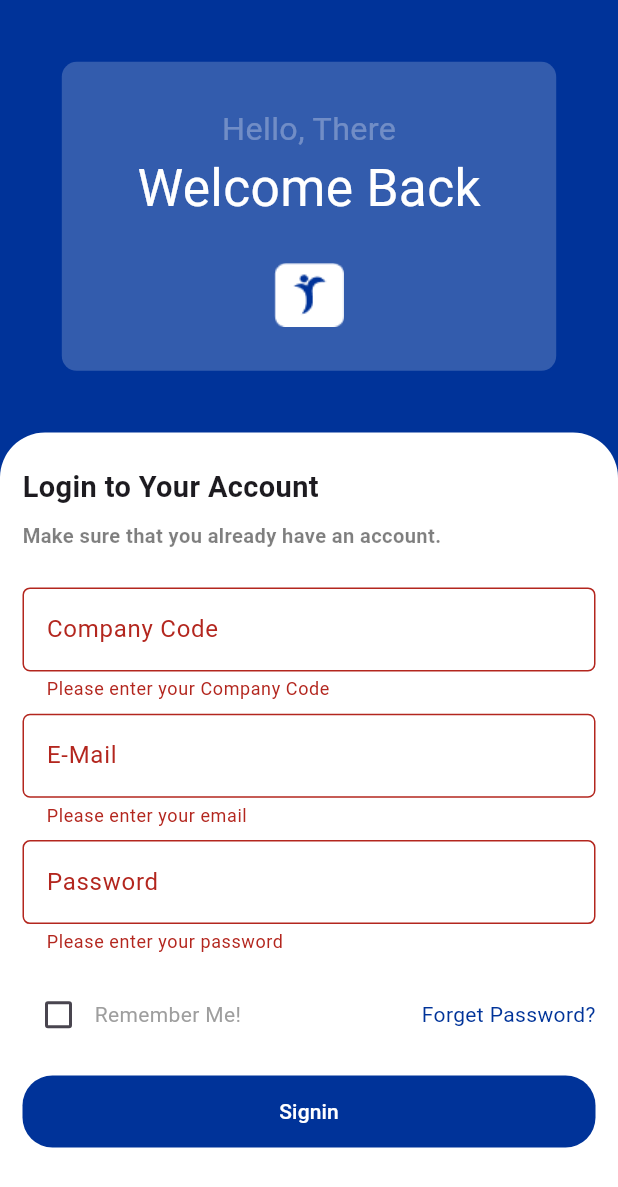
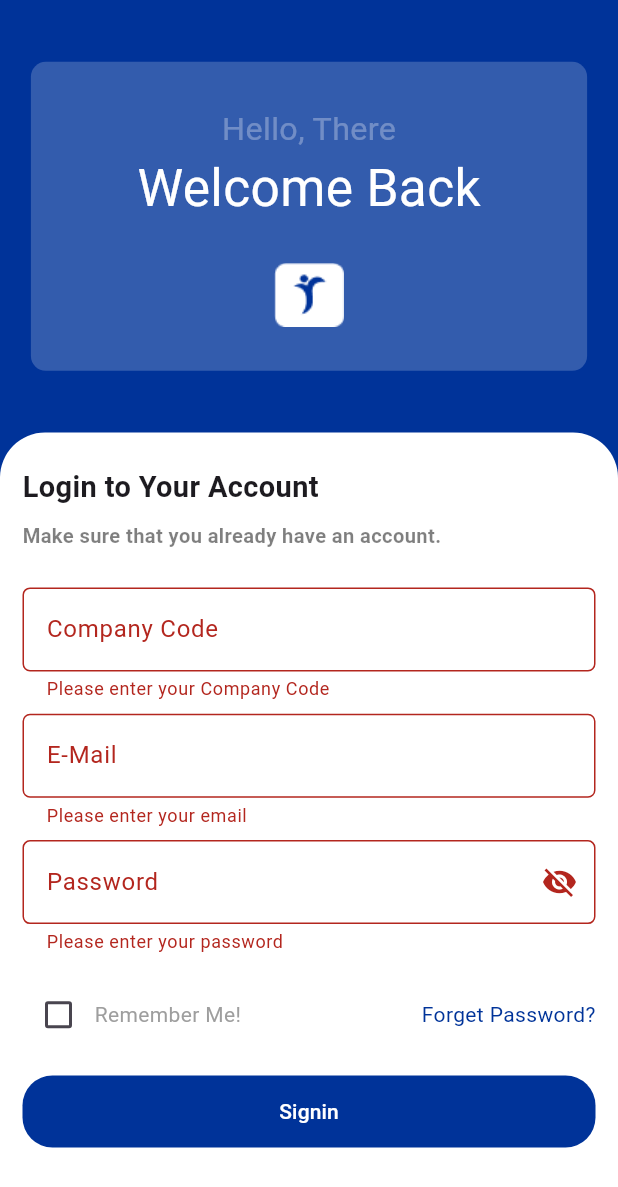
Before and after one commit to ahmedemadm90/takmool-ui, a Flutter app: the LoginScreen screen opened directly, after a tap on "Signin", on a phone screen of 412 x 824 dp. Shown: the top 1187 px of the screen. Run offline on Flutter 3.47's test engine with Material 3 defaults, Android fonts, the phone set to English and light mode, and no system bars; our stand-ins replace flutter_iconly, hexcolor, sizer; Roboto replaces fonts that are missing (cairo).

Commit message:
Login Update

```diff
--- a/lib/auth/login_screen.dart
+++ b/lib/auth/login_screen.dart
@@ -13,6 +13,7 @@ class _LoginScreenState extends State<LoginScreen> {
   final TextEditingController passwordController = TextEditingController();
   final GlobalKey<FormState> formKey = GlobalKey<FormState>();
   bool rememberMe = false;
+  bool isPasswordVisible = false; // Password visibility toggle
 
   @override
   Widget build(BuildContext context) {
@@ -38,7 +39,7 @@ class _LoginScreenState extends State<LoginScreen> {
 
   Widget _buildWelcomeBanner() {
     return Container(
-      width: 80.w,
+      width: 90.w,
       height: 25.h,
       decoration: BoxDecoration(
         color: Colors.white.withOpacity(.2),
@@ -147,26 +148,47 @@ class _LoginScreenState extends State<LoginScreen> {
             },
           ),
           SizedBox(height: 1.h),
-          _buildTextFormField(
-            controller: passwordController,
-            label: 'Password',
-            obscureText: true,
-            validator: (value) {
-              if (value == null || value.isEmpty) {
-                return 'Please enter your password';
-              }
-              if (value.length < 6) {
-                return 'Password must be at least 6 characters long';
-              }
-              return null;
-            },
-          ),
+          _buildPasswordField(),
           SizedBox(height: 2.h),
           _buildRememberMeAndForgotPassword(),
           SizedBox(height: 2.h),
           _buildSignInButton(),
         ],
       ),
+    );
+  }
+
+  Widget _buildPasswordField() {
+    return TextFormField(
+      controller: passwordController,
+      obscureText: !isPasswordVisible, // Toggle password visibility
+      decoration: InputDecoration(
+        labelText: 'Password',
+        border: OutlineInputBorder(
+          borderRadius: BorderRadius.circular(5),
+        ),
+        filled: true,
+        fillColor: Colors.white,
+        suffixIcon: IconButton(
+          icon: Icon(
+            isPasswordVisible ? Icons.visibility : Icons.visibility_off,
+          ),
+          onPressed: () {
+            setState(() {
+              isPasswordVisible = !isPasswordVisible; // Toggle state
+            });
+          },
+        ),
+      ),
+      validator: (value) {
+        if (value == null || value.isEmpty) {
+          return 'Please enter your password';
+        }
+        if (value.length < 6) {
+          return 'Password must be at least 6 characters long';
+        }
+        return null;
+      },
     );
   }
 
--- a/lib/main.dart
+++ b/lib/main.dart
@@ -20,7 +20,7 @@ class MyApp extends StatelessWidget {
         builder: (context, orientation, screenType) {
           return Scaffold(
               body: SafeArea(
-            child: HomeScreen(),
+            child: LoginScreen(),
           ));
         },
       ),
```
